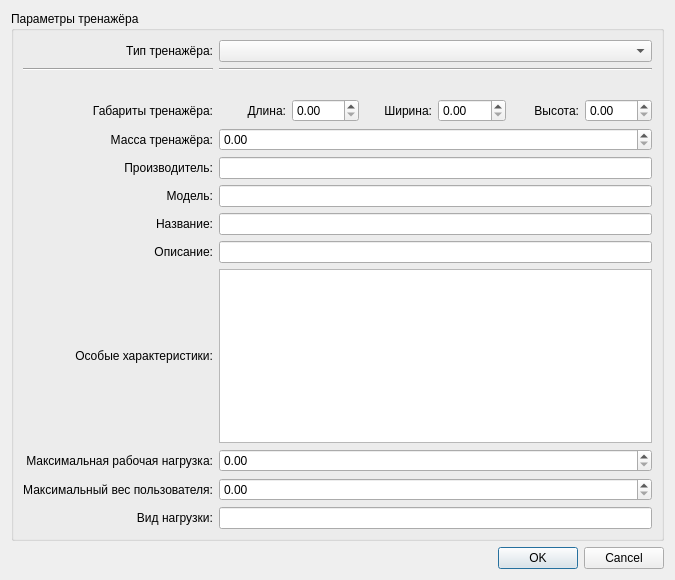
The window that addredodialog.ui (KaPToLLIkA/CW2020_cpp) describes before a commit, drawn with Qt 5.
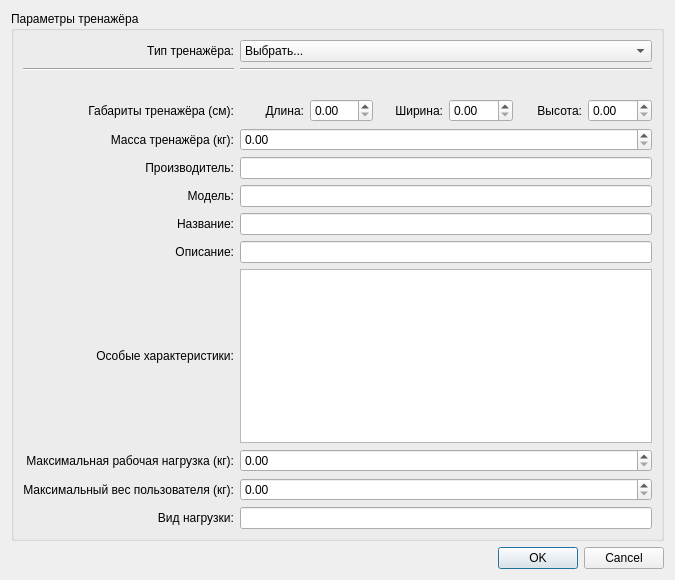
The same window after the commit.

Diff of the .ui file:
```diff
--- a/addredodialog.ui
+++ b/addredodialog.ui
@@ -86,7 +86,7 @@
       <item row="13" column="0">
        <widget class="QLabel" name="label_12">
         <property name="text">
-         <string>Максимальный вес пользователя:</string>
+         <string>Максимальный вес пользователя (кг):</string>
         </property>
         <property name="alignment">
          <set>Qt::AlignRight|Qt::AlignTrailing|Qt::AlignVCenter</set>
@@ -177,7 +177,7 @@
       <item row="12" column="0">
        <widget class="QLabel" name="label_11">
         <property name="text">
-         <string>Максимальная рабочая нагрузка:</string>
+         <string>Максимальная рабочая нагрузка (кг):</string>
         </property>
         <property name="alignment">
          <set>Qt::AlignRight|Qt::AlignTrailing|Qt::AlignVCenter</set>
@@ -187,7 +187,7 @@
       <item row="4" column="0">
        <widget class="QLabel" name="label_5">
         <property name="text">
-         <string>Габариты тренажёра:</string>
+         <string>Габариты тренажёра (см):</string>
         </property>
         <property name="alignment">
          <set>Qt::AlignRight|Qt::AlignTrailing|Qt::AlignVCenter</set>
@@ -195,7 +195,33 @@
        </widget>
       </item>
       <item row="0" column="1">
-       <widget class="QComboBox" name="comboBox"/>
+       <widget class="QComboBox" name="comboBoxTrainerType">
+        <item>
+         <property name="text">
+          <string>Выбрать...</string>
+         </property>
+        </item>
+        <item>
+         <property name="text">
+          <string>Силовой тренажёр</string>
+         </property>
+        </item>
+        <item>
+         <property name="text">
+          <string>Кардио тренажёр</string>
+         </property>
+        </item>
+        <item>
+         <property name="text">
+          <string>Тренажёр с собственным весом</string>
+         </property>
+        </item>
+        <item>
+         <property name="text">
+          <string>Скамьи и стойки</string>
+         </property>
+        </item>
+       </widget>
       </item>
       <item row="14" column="0">
        <widget class="QLabel" name="label_13">
@@ -218,21 +244,25 @@
        <widget class="QDoubleSpinBox" name="doubleSpinBox_4"/>
       </item>
       <item row="9" column="1">
-       <widget class="QLineEdit" name="lineEdit_4"/>
-      </item>
-      <item row="5" column="1">
-       <widget class="QDoubleSpinBox" name="doubleSpinBox_6"/>
+       <widget class="QLineEdit" name="lineEditDescription"/>
       </item>
       <item row="5" column="0">
        <widget class="QLabel" name="label_14">
         <property name="text">
-         <string>Масса тренажёра:</string>
+         <string>Масса тренажёра (кг):</string>
         </property>
         <property name="alignment">
          <set>Qt::AlignRight|Qt::AlignTrailing|Qt::AlignVCenter</set>
         </property>
        </widget>
       </item>
+      <item row="5" column="1">
+       <widget class="QDoubleSpinBox" name="doubleSpinBoxTrainerWeight">
+        <property name="maximum">
+         <double>999999.989999999990687</double>
+        </property>
+       </widget>
+      </item>
      </layout>
     </widget>
    </item>
```
Left out of the diff: 20 changed lines with no effect on the pictures.
